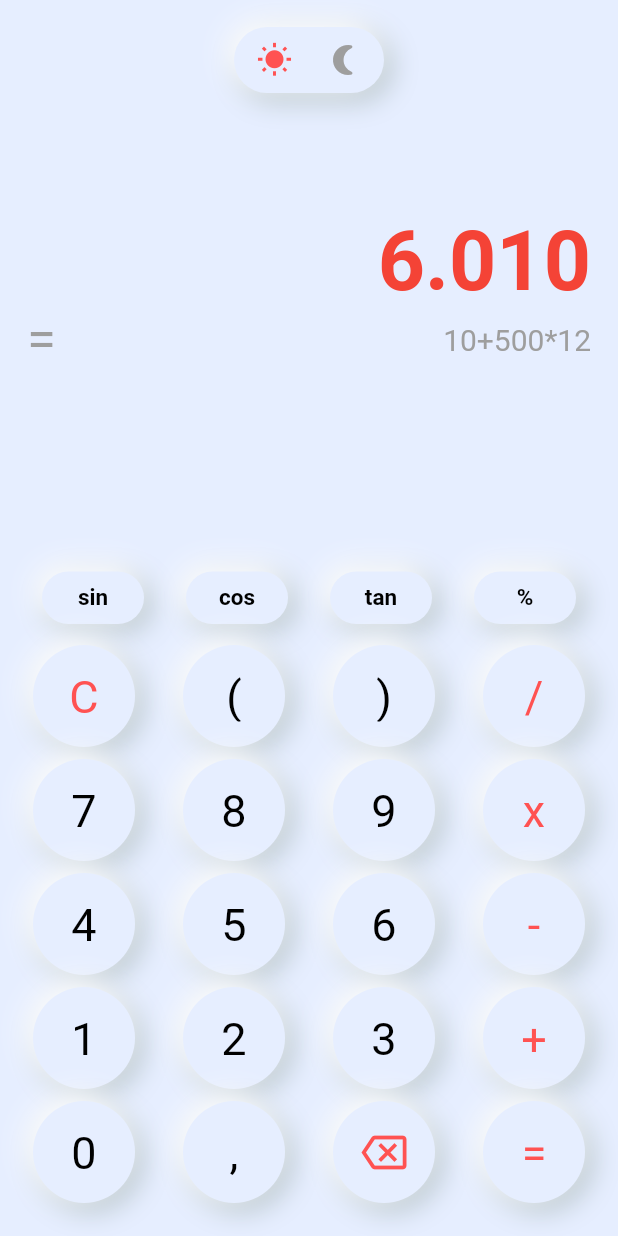
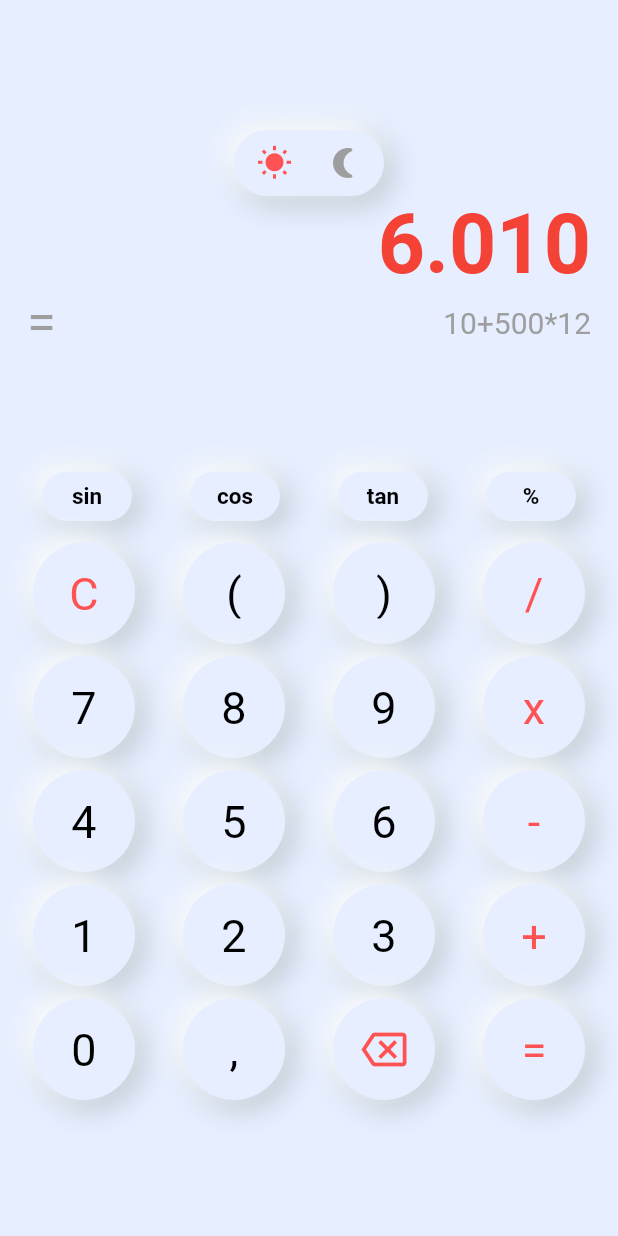
Before and after one commit to tirthkp/calculater, a Flutter app: the screen it shows after launch, on a phone screen of 412 x 824 dp. Run offline on Flutter 3.47's test engine with Material 2 defaults, Android fonts, the phone set to English and light mode, and no system bars.

Commit message:
made resposive

```diff
--- a/lib/main.dart
+++ b/lib/main.dart
@@ -32,9 +32,8 @@ class _CalculatorNeuAppState extends State<CalculatorNeuApp> {
       body: SafeArea(
         child: Padding(
           padding: const EdgeInsets.all(18),
-          child: Expanded(
           child: Column(
-              mainAxisAlignment: MainAxisAlignment.spaceBetween,
+            mainAxisAlignment: MainAxisAlignment.spaceEvenly,
             children: [
               Container(
                 child: Column(
@@ -47,7 +46,7 @@ class _CalculatorNeuAppState extends State<CalculatorNeuApp> {
                           });
                         },
                         child: _switchMode()),
-                      SizedBox(height: 80),
+                    SizedBox(height: 0),
                     Align(
                       alignment: Alignment.centerRight,
                       child: Text(
@@ -76,7 +75,7 @@ class _CalculatorNeuAppState extends State<CalculatorNeuApp> {
                       ],
                     ),
                     SizedBox(
-                        height: 10,
+                      height: 0,
                     )
                   ],
                 ),
@@ -86,10 +85,22 @@ class _CalculatorNeuAppState extends State<CalculatorNeuApp> {
                   Row(
                     mainAxisAlignment: MainAxisAlignment.spaceBetween,
                     children: [
-                        _buttonOval(title: 'sin'),
-                        _buttonOval(title: 'cos'),
-                        _buttonOval(title: 'tan'),
-                        _buttonOval(title: '%')
+                      _buttonOval(
+                        title: 'sin',
+                        padding: 15,
+                      ),
+                      _buttonOval(
+                        title: 'cos',
+                        padding: 15,
+                      ),
+                      _buttonOval(
+                        title: 'tan',
+                        padding: 15,
+                      ),
+                      _buttonOval(
+                        title: '%',
+                        padding: 15,
+                      )
                     ],
                   ),
                   Row(
@@ -103,8 +114,7 @@ class _CalculatorNeuAppState extends State<CalculatorNeuApp> {
                       _buttonRounded(title: ')'),
                       _buttonRounded(
                           title: '/',
-                            textColor:
-                                darkMode ? Colors.green : Colors.redAccent)
+                          textColor: darkMode ? Colors.green : Colors.redAccent)
                     ],
                   ),
                   Row(
@@ -115,8 +125,7 @@ class _CalculatorNeuAppState extends State<CalculatorNeuApp> {
                       _buttonRounded(title: '9'),
                       _buttonRounded(
                           title: 'x',
-                            textColor:
-                                darkMode ? Colors.green : Colors.redAccent)
+                          textColor: darkMode ? Colors.green : Colors.redAccent)
                     ],
                   ),
                   Row(
@@ -127,8 +136,7 @@ class _CalculatorNeuAppState extends State<CalculatorNeuApp> {
                       _buttonRounded(title: '6'),
                       _buttonRounded(
                           title: '-',
-                            textColor:
-                                darkMode ? Colors.green : Colors.redAccent)
+                          textColor: darkMode ? Colors.green : Colors.redAccent)
                     ],
                   ),
                   Row(
@@ -139,8 +147,7 @@ class _CalculatorNeuAppState extends State<CalculatorNeuApp> {
                       _buttonRounded(title: '3'),
                       _buttonRounded(
                           title: '+',
-                            textColor:
-                                darkMode ? Colors.green : Colors.redAccent)
+                          textColor: darkMode ? Colors.green : Colors.redAccent)
                     ],
                   ),
                   Row(
@@ -154,14 +161,12 @@ class _CalculatorNeuAppState extends State<CalculatorNeuApp> {
                               darkMode ? Colors.green : Colors.redAccent),
                       _buttonRounded(
                           title: '=',
-                            textColor:
-                                darkMode ? Colors.green : Colors.redAccent)
+                          textColor: darkMode ? Colors.green : Colors.redAccent)
                     ],
                   )
                 ]),
               ),
             ],
-            ),
           ),
         ),
       ),
```
Lines whose indentation alone changed are shown as unchanged.
